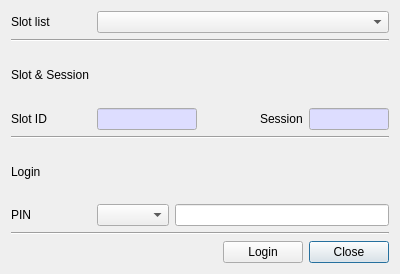
Before: the Qt Designer form CryptokiMan/login_dlg.ui in jykim74/CryptokiMan, drawn with Qt 5.
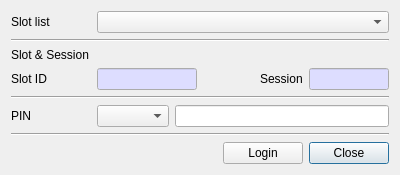
After: the same form once the commit is applied.

Commit message: 인증서 보기 상세 값에서 문자열 DN 표시

```diff
--- a/CryptokiMan/login_dlg.ui
+++ b/CryptokiMan/login_dlg.ui
@@ -7,7 +7,7 @@
     <x>0</x>
     <y>0</y>
     <width>400</width>
-    <height>274</height>
+    <height>172</height>
    </rect>
   </property>
   <property name="windowTitle">
@@ -220,45 +220,6 @@
      </property>
     </widget>
    </item>
-   <item>
-    <layout class="QGridLayout" name="gridLayout_3">
-     <property name="topMargin">
-      <number>0</number>
-     </property>
-     <item row="0" column="0">
-      <widget class="QLabel" name="label_3">
-       <property name="minimumSize">
-        <size>
-         <width>80</width>
-         <height>0</height>
-        </size>
-       </property>
-       <property name="maximumSize">
-        <size>
-         <width>80</width>
-         <height>16777215</height>
-        </size>
-       </property>
-       <property name="text">
-        <string>Login</string>
-       </property>
-      </widget>
-     </item>
-     <item row="0" column="1">
-      <spacer name="horizontalSpacer">
-       <property name="orientation">
-        <enum>Qt::Horizontal</enum>
-       </property>
-       <property name="sizeHint" stdset="0">
-        <size>
-         <width>40</width>
-         <height>20</height>
-        </size>
-       </property>
-      </spacer>
-     </item>
-    </layout>
-   </item>
    <item>
     <layout class="QGridLayout" name="gridLayout">
      <item row="0" column="0">
```
The commit also changes 1 other file.
